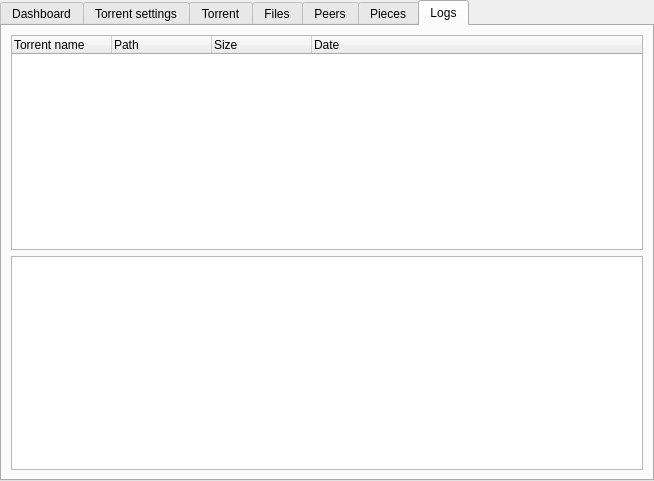
This is src/plugins/torrent/tabwidget.ui in 0xd34df00d/leechcraft as Qt 5 draws it before an edit. The edited form follows.
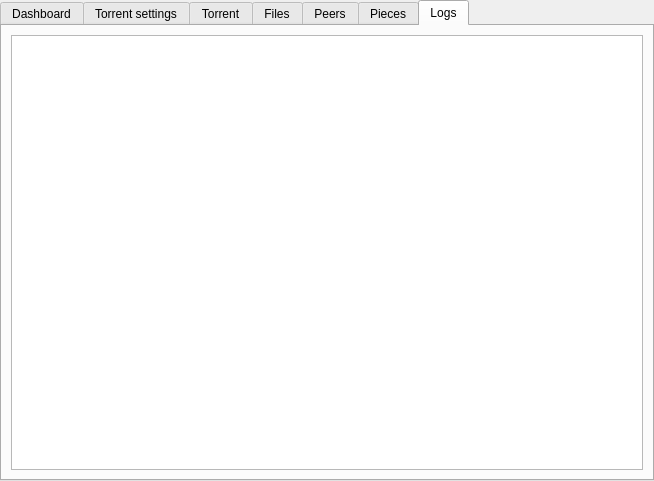
This is the edited form. The open tabs and pages were chosen to show the change. Custom widgets are drawn as their Qt base class.

Commit message: + Core: FS#199: Finished job tab. + Core: Play media file on finished item double click. + PluginInterface: HistoryModel.

What changed in the file:
```diff
--- a/src/plugins/torrent/tabwidget.ui
+++ b/src/plugins/torrent/tabwidget.ui
@@ -1341,33 +1341,6 @@
     <string>Logs</string>
    </attribute>
    <layout class="QVBoxLayout" name="verticalLayout_5" >
-    <item>
-     <widget class="QTreeWidget" name="HistoryTree_" >
-      <property name="rootIsDecorated" >
-       <bool>false</bool>
-      </property>
-      <column>
-       <property name="text" >
-        <string>Torrent name</string>
-       </property>
-      </column>
-      <column>
-       <property name="text" >
-        <string>Path</string>
-       </property>
-      </column>
-      <column>
-       <property name="text" >
-        <string>Size</string>
-       </property>
-      </column>
-      <column>
-       <property name="text" >
-        <string>Date</string>
-       </property>
-      </column>
-     </widget>
-    </item>
     <item>
      <widget class="QTextEdit" name="LogShower_" >
       <property name="lineWrapMode" >
```
Left out of the diff: 18 changed lines with no effect on the pictures. The commit also changes 24 other files.
